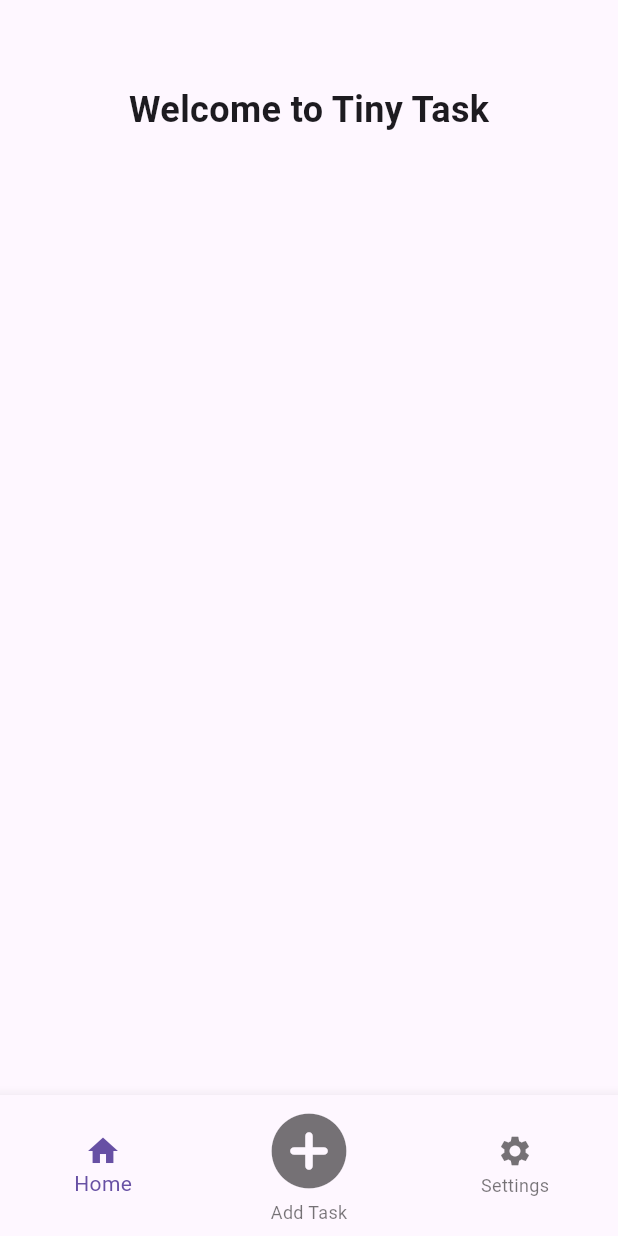
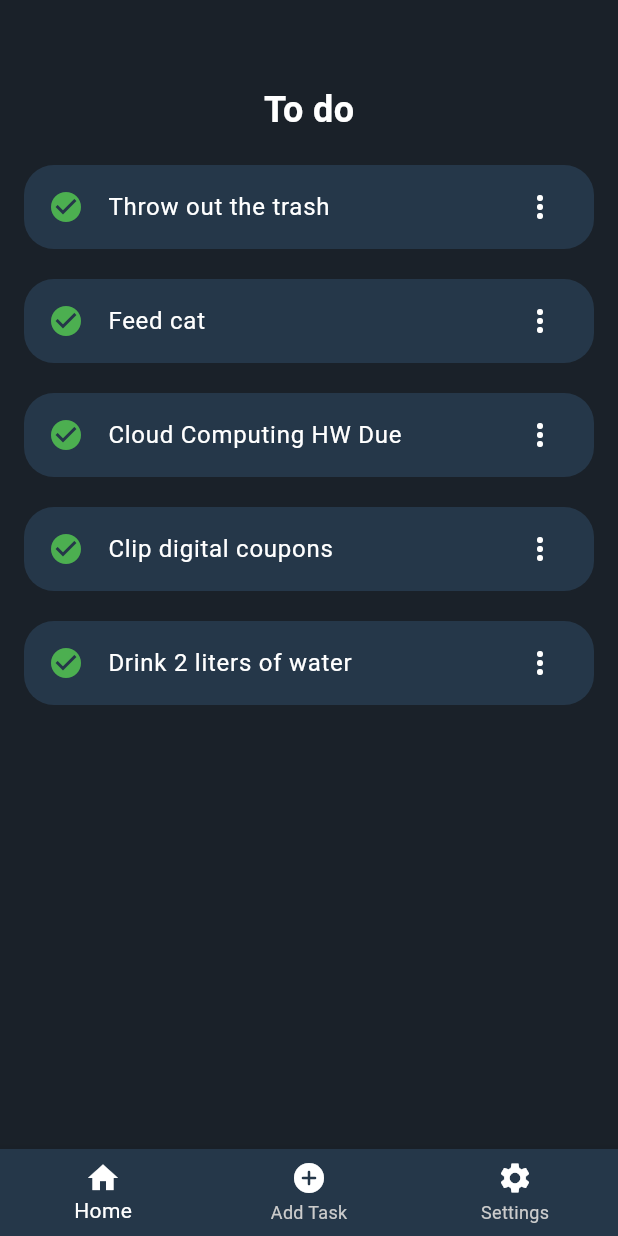
Before and after one commit to CSC-4350-SP2024/Team10, a Flutter app: the screen it shows after launch, on a phone screen of 412 x 824 dp. Run offline on Flutter 3.47's test engine with Material 3 defaults, Android fonts, the phone set to English and light mode, and no system bars.

Commit message:
ListTile's added
Functionality a WIP

```diff
--- /dev/null
+++ b/lib/addTask.dart
@@ -0,0 +1,37 @@
+import 'package:flutter/material.dart';
+
+class AddTaskScreen extends StatelessWidget {
+  @override
+  Widget build(BuildContext context) {
+    return Scaffold(
+      appBar: AppBar(
+        title: Text('Add Task'),
+      ),
+      body: Container(
+        padding: EdgeInsets.all(16.0),
+        child: Column(
+          children: [
+            TextField(
+              decoration: InputDecoration(
+                labelText: 'Task Name',
+              ),
+            ),
+            SizedBox(height: 16.0),
+            TextField(
+              decoration: InputDecoration(
+                labelText: 'Task Description',
+              ),
+            ),
+            SizedBox(height: 16.0),
+            ElevatedButton(
+              onPressed: () {
+                // TODO: Implement task creation logic
+              },
+              child: Text('Add Task'),
+            ),
+          ],
+        ),
+      ),
+    );
+  }
+}
--- a/lib/home.dart
+++ b/lib/home.dart
@@ -14,43 +14,108 @@ class _HomepageScreenState extends State<HomepageScreen> {
     });
   }
 
+  Color fontColor = Color.fromARGB(255, 255, 255,
+      255); // Styles for the app are stored in variables. Could be used for app preferences.
+  Color backgroundColor = Color.fromARGB(255, 26, 33, 41);
+  Color navBackgroundColor = Color.fromARGB(255, 37, 55, 73);
+
+  final List<String> incompleteTasks = <String>[
+    // Prototype home will features list of tasks stored locally
+    'Throw out the trash',
+    'Feed cat',
+    'Cloud Computing HW Due',
+    'Clip digital coupons',
+    'Drink 2 liters of water',
+  ];
+
+  final List<String> completeTasks = <String>[
+    // Prototype home will features list of tasks stored locally
+    'Cut hair',
+    'Go to gym',
+    'Get a good nap in before class',
+  ];
+
   @override
   Widget build(BuildContext context) {
     return Scaffold(
+      backgroundColor: backgroundColor,
       appBar: AppBar(
-        backgroundColor: const Color.fromARGB(0, 255, 255, 255),
+        backgroundColor: backgroundColor,
         elevation: 0,
       ),
-      body: const Center(
-        child: Column(
+      body: Column(
         children: [
-            Text(
-              'Welcome to Tiny Task',
+          Padding(
+            padding: const EdgeInsets.symmetric(horizontal: 16.0),
+            child: Text(
+              'To do',
               style: TextStyle(
                 fontSize: 24,
                 fontWeight: FontWeight.bold,
+                color: fontColor,
+              ),
+            ),
+          ),
+          const SizedBox(height: 20), // Add some space below the header
+          Expanded(
+            child: Padding(
+              padding: const EdgeInsets.symmetric(horizontal: 16.0),
+              child: ListView.builder(
+                // ListView.builder is used to create a list of tasks dynamically based on the length of the tasks list
+                itemCount: incompleteTasks.length,
+                itemBuilder: (BuildContext context, int index) {
+                  return Container(
+                    margin: EdgeInsets.only(
+                        bottom: 20), // The space between each task.
+                    decoration: BoxDecoration(
+                      color: navBackgroundColor,
+                      borderRadius: BorderRadius.circular(20.0),
+                    ),
+                    child: ListTile(
+                      title: Text(
+                        incompleteTasks[index],
+                        style: TextStyle(color: fontColor),
+                      ),
+                      leading: const Icon(
+                        Icons.check_circle,
+                        color: Colors.green,
+                      ),
+                      trailing: Icon(
+                        Icons.more_vert,
+                        color: fontColor,
+                      ),
+                    ),
+                  );
+                },
+              ),
             ),
           ),
         ],
       ),
-      ),
       bottomNavigationBar: BottomNavigationBar(
+        backgroundColor: navBackgroundColor,
         currentIndex: _navIndex,
         onTap: _onItemTapped,
         items: const [
           BottomNavigationBarItem(
-              icon: Icon(Icons.home),
+            icon: Icon(Icons.home, color: Colors.white),
             label: 'Home',
           ),
           BottomNavigationBarItem(
-              icon: Icon(Icons.add_circle_rounded, size: 60),
+            icon: Icon(Icons.add_circle_rounded, color: Colors.white),
             label: 'Add Task',
+            tooltip: "Add a new task",
           ),
           BottomNavigationBarItem(
-              icon: Icon(Icons.settings),
+            icon: Icon(Icons.settings, color: Colors.white),
             label: 'Settings',
           ),
-          ]),
+        ],
+        selectedItemColor: Colors.white,
+        unselectedItemColor: Color.fromARGB(255, 204, 204, 204),
+        unselectedIconTheme:
+            IconThemeData(color: Color.fromARGB(255, 131, 131, 131)),
+      ),
     );
   }
 }
--- a/lib/main.dart
+++ b/lib/main.dart
@@ -9,6 +9,7 @@ class TaskApp extends StatelessWidget {
   @override
   Widget build(BuildContext context) {
     return MaterialApp(
+      debugShowCheckedModeBanner: false,
       title: 'Task App',
       theme: ThemeData(
         primarySwatch: Colors.blue,
```
Also changed, not shown: 1 other file. Lines whose indentation alone changed are shown as unchanged.
